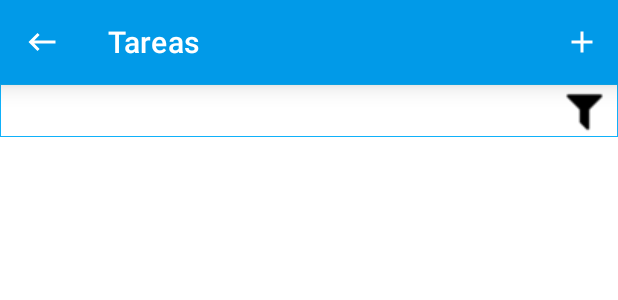
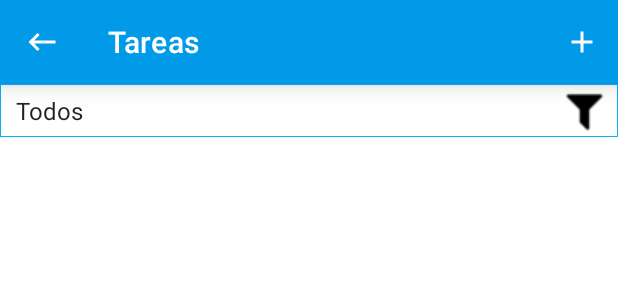
Before and after one commit to jorgegarcia1996/ARAssistant, an Android app: the layout fragment_task.xml on its own in the app's theme, with its tools: preview values and no code run, on a phone screen of 412 x 824 dp. Shown: the top 300 px of the screen. Run offline under Robolectric (Android 15) with nearby library versions, the phone set to English and light mode, and no system bars.

Commit message:
Array string de categorias

```diff
--- a/App-Movil/app/src/main/res/layout/fragment_task.xml
+++ b/App-Movil/app/src/main/res/layout/fragment_task.xml
@@ -48,6 +48,7 @@
             style="@style/SpinnerTheme"
             android:layout_width="match_parent"
             android:layout_height="wrap_content"
+            android:entries="@array/arr_categories"
             app:layout_constraintTop_toBottomOf="@+id/fragmentTaskToolbar"
             tools:layout_editor_absoluteX="0dp"/>
 
--- a/App-Movil/app/src/main/res/values/strings.xml
+++ b/App-Movil/app/src/main/res/values/strings.xml
@@ -24,8 +24,6 @@
     <string name="label_task">Tareas</string>
     <string name="label_reminder">Recordatorios</string>
     <string name="label_home">Inicio</string>
-
-    <!-- TODO: Remove or change this placeholder text -->
     <string name="hello_blank_fragment" translatable="false">Hello blank fragment</string>
     <string name="label_create_task">Nueva tarea</string>
     <string name="hint_title">Titulo</string>
@@ -47,4 +45,14 @@
     <string name="account_label">Cuenta</string>
     <string name="sign_out_label">Cerrar sesión</string>
     <string name="del_acc_label">Borrar cuenta</string>
+
+    <!--Arrays-->
+    <string-array name="arr_categories">
+        <item>Todos</item>
+        <item>Salud</item>
+        <item>Familia</item>
+        <item>Limpieza</item>
+        <item>Compras</item>
+        <item>Otros</item>
+    </string-array>
 </resources>
```
Also changed, not shown: 1 other file.
